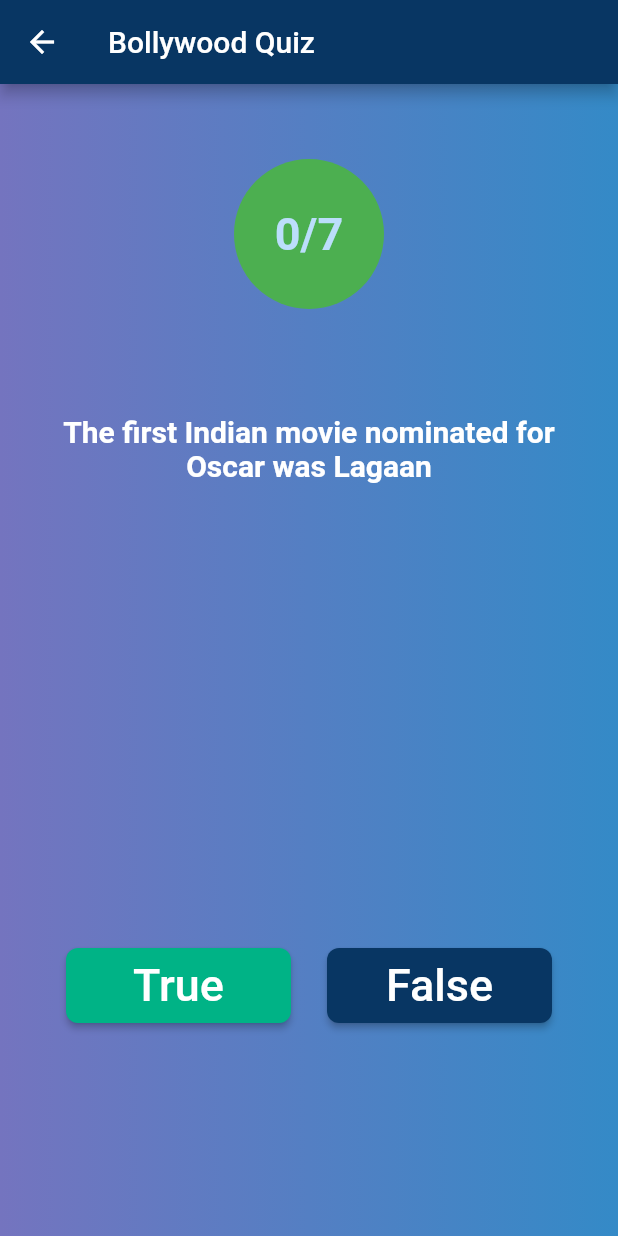
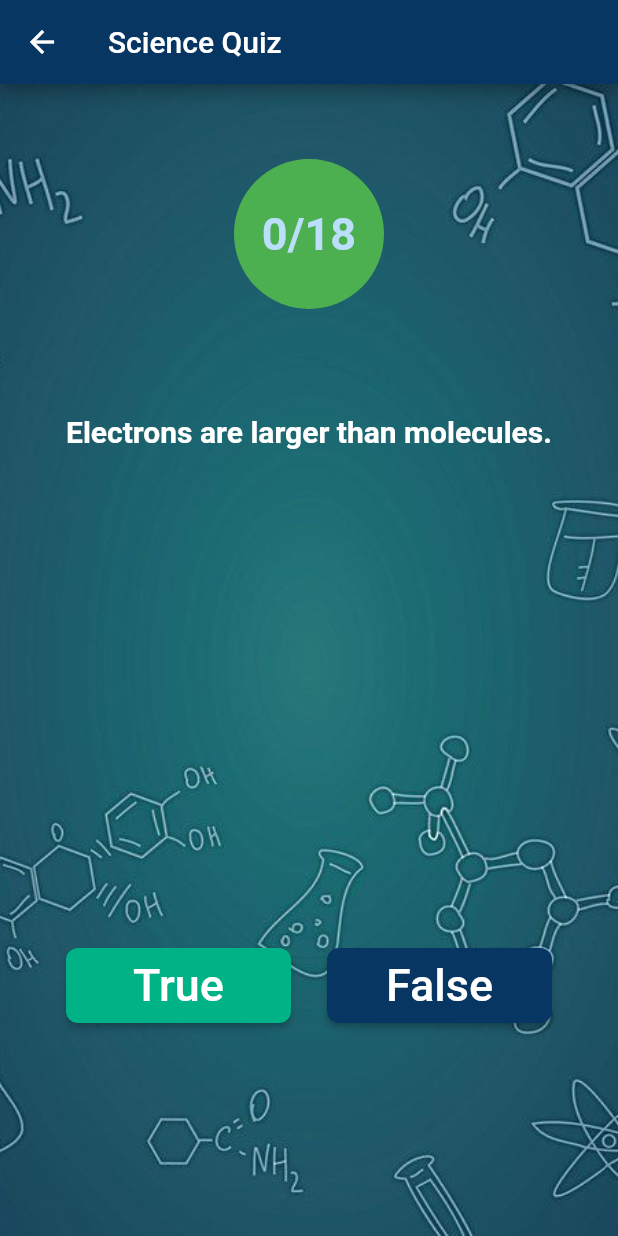
Before and after one commit to harsimrankaur083/quizrepo, a Flutter app: the screen it shows after launch, after a tap on "Start Game", on a phone screen of 412 x 824 dp. Run offline on Flutter 3.47's test engine with Material 2 defaults, Android fonts, the phone set to English and light mode, and no system bars; our stand-ins replace rflutter_alert, splashscreen; network calls fail.

Commit message:
Updated new idea about app

```diff
--- a/lib/database.dart
+++ b/lib/database.dart
@@ -3,13 +3,26 @@ import 'data.dart';
 class Database {
   int _nextquestion = 0;
   List<Data> _quesbank = [
-    Data('The first Indian movie nominated for Oscar was Lagaan', false),
-    Data('"Abhi to party shuru huyi hai" is song of movie Khoobsurat.', true),
-    Data('Shahrukh khan played a role of a villain in Baazigar movie.', true),
-    Data('Accidental primeminister movies is biopic of Narendra Modi.', false),
-    Data('Ramgopal Verma is the director of "Kasoor".', false),
-    Data(' Shraddha was lead actoress of "Bhaghi 2"', false),
-    Data('S. S. Rajamouli is director of "bahubali 2".', true),
+    Data('Electrons are larger than molecules.', false),
+    Data('The Atlantic Ocean is the biggest ocean on Earth.', false),
+    Data('The chemical make up food often changes when you cook it.', true),
+    Data(' Sharks are mammals.', false),
+    Data('Floatation separates mixtures based on density', true),
+    Data(' Atoms are most stable when their outer shells are full.', true),
+    Data('Filtration separates mixtures based upon their particle size.', true),
+    Data(' Venus is the closest planet to the Sun.', false),
+    Data(' Conductors have low resistance.', true),
+    Data(' Molecules can have atoms from more than one chemical element.', true),
+    Data(' Water is an example of a chemical element.', false),
+    Data(' The study of plants is known as botany.', true),
+    Data(' Mount Kilimanjaro is the tallest mountain in the world.', false),
+    Data(' Atomic bombs work by atomic fission.', true),
+    Data(' Molecules are chemically bonded.', true),
+    Data(' Spiders have six legs.', false),
+    Data(' Kelvin is a measure of temperature.', true),
+    Data(' The human skeleton is made up of less than 100 bones.', false),
+
+
   ];
   String getQuestion() {
     return _quesbank[_nextquestion].ques;
--- a/lib/layout1.dart
+++ b/lib/layout1.dart
@@ -13,12 +13,12 @@ class _MyApp1State extends State<MyApp1> {
       return new SplashScreen(
       seconds: 8,
       navigateAfterSeconds: new AfterSplash(),
-      title: new Text('Bollywood quiz',
+      title: new Text('Science quiz',
       style: new TextStyle(
         fontWeight: FontWeight.bold,
         fontSize: 20.0
       ),),
-      image: new Image.network("https://img.icons8.com/color/72/bebo.png"),
+      image: new Image.network("icon.png"),
       backgroundColor: Colors.white,
       styleTextUnderTheLoader: new TextStyle(),
       photoSize: 100.0,
@@ -38,7 +38,7 @@ class _AfterSplashState extends State<AfterSplash> {
   Widget build(BuildContext context) {
     return Scaffold(
       appBar: AppBar(
-        title: Text('Bollywood Quiz'),
+        title: Text('Science Quiz'),
          backgroundColor: Color(0xFF083663),
       ),
       body:
@@ -46,7 +46,7 @@ class _AfterSplashState extends State<AfterSplash> {
         decoration: BoxDecoration(
 
           image: DecorationImage(
-            image: AssetImage("images/bollywood.jpg"),
+            image: AssetImage("images/quizback.jpg"),
             fit:BoxFit.cover,
         ),
       ),
--- a/lib/layout2.dart
+++ b/lib/layout2.dart
@@ -31,7 +31,7 @@ class _MyappState extends State<MyApp2> {
             isOverlayTapDismiss: false,
           ),
           context: context,
-          title: "Bollywood Quiz",
+          title: "Science Quiz",
           desc: ' $totalRight/${mydatabase.totalQuestion()} You Tried Well',
           buttons: [
             DialogButton(
@@ -73,15 +73,17 @@ class _MyappState extends State<MyApp2> {
     return Scaffold(
       backgroundColor: Color.fromRGBO(116, 116, 191, 1.0),
       appBar: AppBar(
-        title: Text('Bollywood Quiz'),
+        title: Text('Science Quiz'),
         backgroundColor: Color(0xFF083663),
       ),
       body: Container(
         decoration: BoxDecoration(
-            gradient: LinearGradient(colors: [
-          Color.fromRGBO(116, 116, 191, 1.0),
-          Color.fromRGBO(52, 138, 199, 1.0),
-        ])),
+
+          image: DecorationImage(
+            image: AssetImage("images/imagesbg2.jpg"),
+            fit:BoxFit.cover,
+          ),
+        ),
         child: Padding(
           padding: const EdgeInsets.fromLTRB(20.0, 50.0, 20.0, 40.0),
           child: Column(
@@ -91,7 +93,7 @@ class _MyappState extends State<MyApp2> {
              CircleAvatar(
                 radius: 50.0,
                 backgroundColor: Colors.green,
-                child: Text('$totalDone/${mydatabase.totalQuestion()}',style: TextStyle(fontWeight:FontWeight.bold,fontSize: 30.0),),
+                child: Text('$totalRight/${mydatabase.totalQuestion()}',style: TextStyle(fontWeight:FontWeight.bold,fontSize: 30.0),),
               ),
               SizedBox(
                 height: 70.0,
```
Also changed, not shown: images/bollywood.jpg (deleted), images/icon.png, images/imagesbg2.jpg (added), images/quizback.jpg (added), 6 other files.
